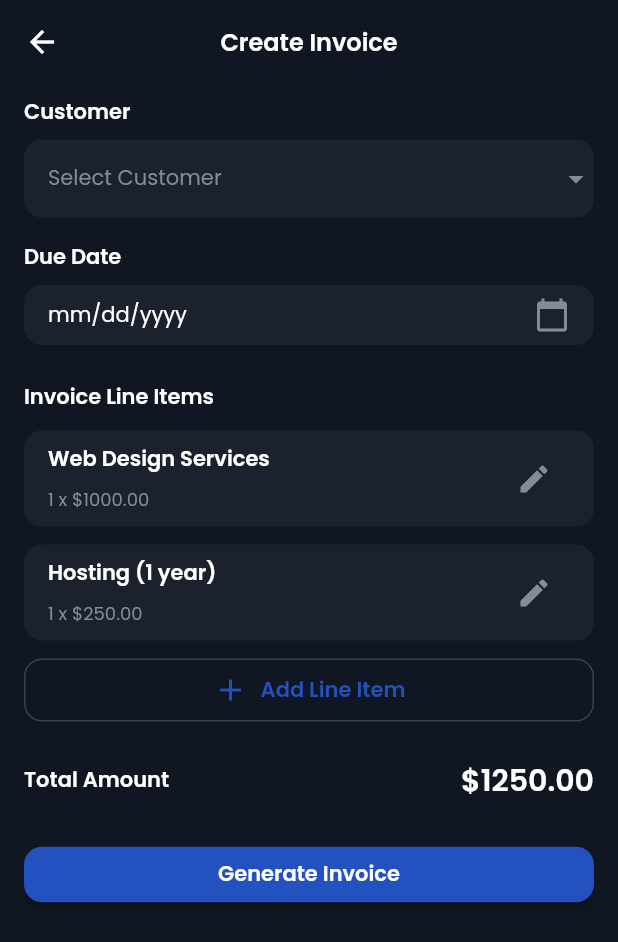
After one commit to htetwai18/sync_pro_project, a Flutter app: the CreateInvoiceScreen screen opened directly, on a phone screen of 412 x 824 dp. The commit adds this screen. Shown: the top 942 px of the screen. Run offline on Flutter 3.47's test engine with Material 3 defaults, Android fonts, the phone set to English and light mode, and no system bars; our stand-ins replace google_fonts, page_transition.

Commit message:
create invoice

```diff
--- a/lib/config/app_string.dart
+++ b/lib/config/app_string.dart
@@ -146,11 +146,21 @@ class AppString {
   static const String unpaid = "Unpaid";
   static const String amountDue = "Amount Due";
   static const String invoiceDate = "Invoice Date";
-  static const String dueDate = "Due Date";
+  static const String dueDateCreate = "Due Date";
   static const String lineItems = "Line Items";
   static const String subtotal = "Subtotal";
   static const String tax = "Tax";
   static const String total = "Total";
   static const String markAsPaid = "Mark as Paid";
   static const String voidInvoice = "Void Invoice";
+
+  // Create Invoice
+  static const String createInvoice = "Create Invoice";
+  static const String selectCustomerLabel = "Customer";
+  static const String selectCustomerHint = "Select Customer";
+  static const String dueDate = "Due Date";
+  static const String invoiceLineItems = "Invoice Line Items";
+  static const String addLineItem = "Add Line Item";
+  static const String totalAmount = "Total Amount";
+  static const String generateInvoice = "Generate Invoice";
 }
--- /dev/null
+++ b/lib/presentation/admin/screen/create_invoice_screen.dart
@@ -0,0 +1,174 @@
+import 'package:flutter/material.dart';
+import 'package:sync_pro/config/app_bar.dart';
+import 'package:sync_pro/config/app_color.dart';
+import 'package:sync_pro/config/app_string.dart';
+import 'package:sync_pro/config/extension.dart';
+import 'package:sync_pro/config/measurement.dart';
+import 'package:sync_pro/presentation/admin/display_models/invoice_item_display_model.dart';
+import 'package:sync_pro/presentation/admin/widgets/invoice_line_item_tile.dart';
+
+class CreateInvoiceScreen extends StatefulWidget {
+  const CreateInvoiceScreen({super.key});
+
+  @override
+  State<CreateInvoiceScreen> createState() => _CreateInvoiceScreenState();
+}
+
+class _CreateInvoiceScreenState extends State<CreateInvoiceScreen> {
+  String? _selectedCustomer;
+  DateTime? _dueDate;
+  final List<InvoiceLineItem> _items = [
+    const InvoiceLineItem(
+        name: 'Web Design Services', quantity: 1, unitPrice: 1000),
+    const InvoiceLineItem(
+        name: 'Hosting (1 year)', quantity: 1, unitPrice: 250),
+  ];
+
+  double get _total => _items.fold(0, (p, e) => p + e.total);
+
+  @override
+  Widget build(BuildContext context) {
+    return Scaffold(
+      backgroundColor: AppColor.background,
+      appBar: getAppBar(title: AppString.createInvoice, context: context),
+      body: SingleChildScrollView(
+        padding: Measurement.generalSize16.horizontalIsToVertical,
+        child: Column(
+          crossAxisAlignment: CrossAxisAlignment.start,
+          children: [
+            const Text(AppString.selectCustomerLabel)
+                .mediumBold(AppColor.white),
+            Measurement.generalSize8.height,
+            Container(
+              decoration: BoxDecoration(
+                color: AppColor.blueField,
+                borderRadius: Measurement.generalSize12.allRadius,
+              ),
+              child: DropdownButtonFormField<String>(
+                value: _selectedCustomer,
+                decoration: const InputDecoration(
+                  border: InputBorder.none,
+                  contentPadding: EdgeInsets.symmetric(
+                    horizontal: Measurement.generalSize16,
+                    vertical: Measurement.generalSize14,
+                  ),
+                ),
+                dropdownColor: AppColor.blueField,
+                iconEnabledColor: AppColor.grey,
+                hint: const Text(AppString.selectCustomerHint)
+                    .mediumNormal(AppColor.grey),
+                items: [
+                  DropdownMenuItem(
+                    value: 'Tech Solutions Inc.',
+                    child: const Text('Tech Solutions Inc.')
+                        .smallNormal(AppColor.white),
+                  ),
+                  DropdownMenuItem(
+                    value: 'Global Innovations Ltd.',
+                    child: const Text('Global Innovations Ltd.')
+                        .smallNormal(AppColor.white),
+                  ),
+                ],
+                onChanged: (v) => setState(() => _selectedCustomer = v),
+              ),
+            ),
+            Measurement.generalSize16.height,
+            const Text(AppString.dueDateCreate).mediumBold(AppColor.white),
+            Measurement.generalSize8.height,
+            Container(
+              decoration: BoxDecoration(
+                color: AppColor.blueField,
+                borderRadius: Measurement.generalSize12.allRadius,
+              ),
+              child: InkWell(
+                onTap: () async {
+                  final now = DateTime.now();
+                  final picked = await showDatePicker(
+                    context: context,
+                    initialDate: _dueDate ?? now,
+                    firstDate: DateTime(now.year - 1),
+                    lastDate: DateTime(now.year + 3),
+                    builder: (context, child) =>
+                        Theme(data: ThemeData.dark(), child: child!),
+                  );
+                  if (picked != null) setState(() => _dueDate = picked);
+                },
+                child: Padding(
+                  padding: Measurement.generalSize16.horizontalIsToVertical,
+                  child: Row(
+                    children: [
+                      Expanded(
+                        child: Text(
+                          _dueDate == null
+                              ? 'mm/dd/yyyy'
+                              : '${_dueDate!.month.toString().padLeft(2, '0')}/${_dueDate!.day.toString().padLeft(2, '0')}/${_dueDate!.year}',
+                        ).mediumNormal(AppColor.white),
+                      ),
+                      const Icon(Icons.calendar_today, color: AppColor.grey),
+                    ],
+                  ),
+                ),
+              ),
+            ),
+            Measurement.generalSize24.height,
+            const Text(AppString.invoiceLineItems).mediumBold(AppColor.white),
+            Measurement.generalSize12.height,
+            ..._items.map((e) => Padding(
+                  padding:
+                      const EdgeInsets.only(bottom: Measurement.generalSize12),
+                  child: InvoiceLineItemTile(item: e, onEdit: () {}),
+                )),
+            Container(
+              width: double.infinity,
+              padding: Measurement.generalSize16.horizontalIsToVertical,
+              decoration: BoxDecoration(
+                color: Colors.transparent,
+                borderRadius: Measurement.generalSize12.allRadius,
+                border: Border.all(
+                    color: AppColor.greyPercentCircle,
+                    style: BorderStyle.solid,
+                    width: 1,
+                    strokeAlign: BorderSide.strokeAlignInside),
+              ),
+              child: Row(
+                mainAxisAlignment: MainAxisAlignment.center,
+                children: [
+                  const Icon(Icons.add, color: AppColor.blueStatusInner),
+                  Measurement.generalSize8.width,
+                  const Text(AppString.addLineItem)
+                      .mediumBold(AppColor.blueStatusInner),
+                ],
+              ),
+            ),
+            Measurement.generalSize24.height,
+            Row(
+              mainAxisAlignment: MainAxisAlignment.spaceBetween,
+              children: [
+                const Text(AppString.totalAmount).mediumBold(AppColor.white),
+                Text('\$${_total.toStringAsFixed(2)}')
+                    .xLargeBold(AppColor.white),
+              ],
+            ),
+            Measurement.generalSize24.height,
+            SizedBox(
+              width: double.infinity,
+              child: ElevatedButton(
+                style: ElevatedButton.styleFrom(
+                  backgroundColor: AppColor.blueStatusInner,
+                  foregroundColor: AppColor.white,
+                  padding: Measurement.generalSize16.horizontalIsToVertical,
+                  shape: RoundedRectangleBorder(
+                    borderRadius: Measurement.generalSize12.allRadius,
+                  ),
+                ),
+                onPressed: () {},
+                child: const Text(AppString.generateInvoice)
+                    .mediumBold(AppColor.white),
+              ),
+            ),
+          ],
+        ),
+      ),
+    );
+  }
+}
--- a/lib/presentation/admin/screen/invoices_screen.dart
+++ b/lib/presentation/admin/screen/invoices_screen.dart
@@ -9,6 +9,7 @@ import 'package:sync_pro/presentation/admin/display_models/invoice_item_display_
 import 'package:sync_pro/presentation/admin/widgets/invoice_list_item.dart';
 import 'package:sync_pro/config/routing.dart';
 import 'package:sync_pro/presentation/admin/screen/invoice_detail_screen.dart';
+import 'package:sync_pro/presentation/admin/screen/create_invoice_screen.dart';
 
 class InvoicesScreen extends StatefulWidget {
   const InvoicesScreen({super.key});
@@ -86,7 +87,9 @@ class _InvoicesScreenState extends State<InvoicesScreen> {
         ],
       ),
       floatingActionButton: FloatingActionButton(
-        onPressed: () {},
+        onPressed: () {
+          Routing.transition(context, const CreateInvoiceScreen());
+        },
         backgroundColor: AppColor.blueStatusInner,
         foregroundColor: AppColor.white,
         child: const Icon(Icons.add),
--- /dev/null
+++ b/lib/presentation/admin/widgets/invoice_line_item_tile.dart
@@ -0,0 +1,41 @@
+import 'package:flutter/material.dart';
+import 'package:sync_pro/config/app_color.dart';
+import 'package:sync_pro/config/extension.dart';
+import 'package:sync_pro/config/measurement.dart';
+import 'package:sync_pro/presentation/admin/display_models/invoice_item_display_model.dart';
+
+class InvoiceLineItemTile extends StatelessWidget {
+  final InvoiceLineItem item;
+  final VoidCallback? onEdit;
+  const InvoiceLineItemTile({super.key, required this.item, this.onEdit});
+
+  @override
+  Widget build(BuildContext context) {
+    return Container(
+      padding: Measurement.generalSize16.horizontalIsToVertical,
+      decoration: BoxDecoration(
+        color: AppColor.blueField,
+        borderRadius: Measurement.generalSize12.allRadius,
+      ),
+      child: Row(
+        children: [
+          Expanded(
+            child: Column(
+              crossAxisAlignment: CrossAxisAlignment.start,
+              children: [
+                Text(item.name).mediumBold(AppColor.white),
+                Measurement.generalSize8.height,
+                Text('1 x \$${item.unitPrice.toStringAsFixed(2)}')
+                    .smallNormal(AppColor.grey),
+              ],
+            ),
+          ),
+          IconButton(
+            onPressed: onEdit,
+            icon: const Icon(Icons.edit, color: AppColor.grey),
+          ),
+        ],
+      ),
+    );
+  }
+}
```
